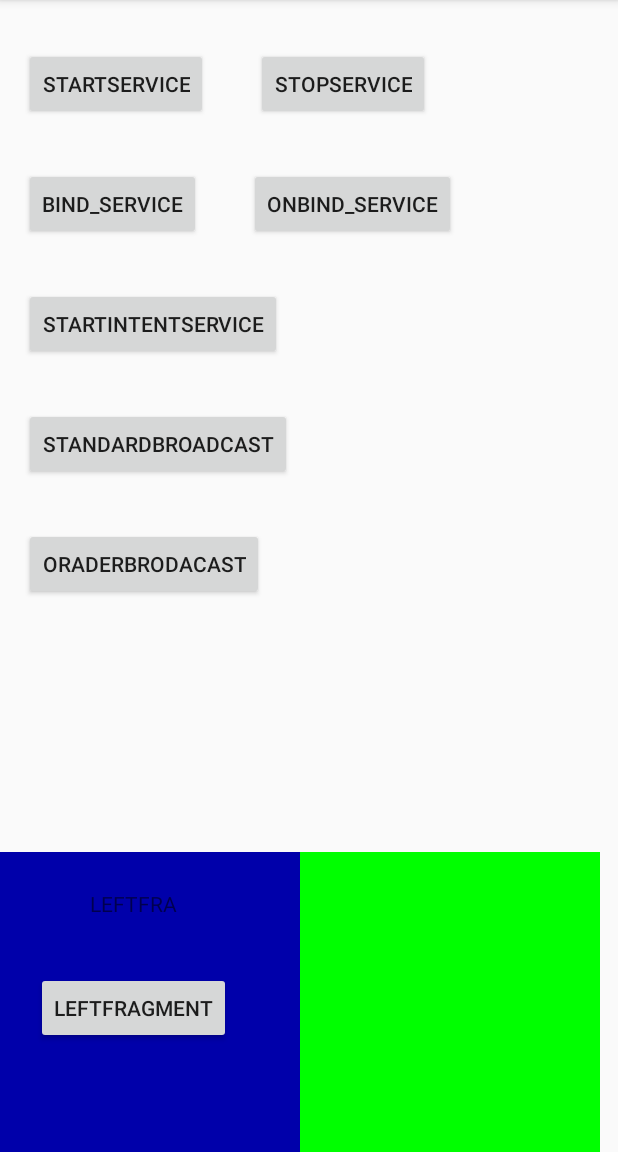
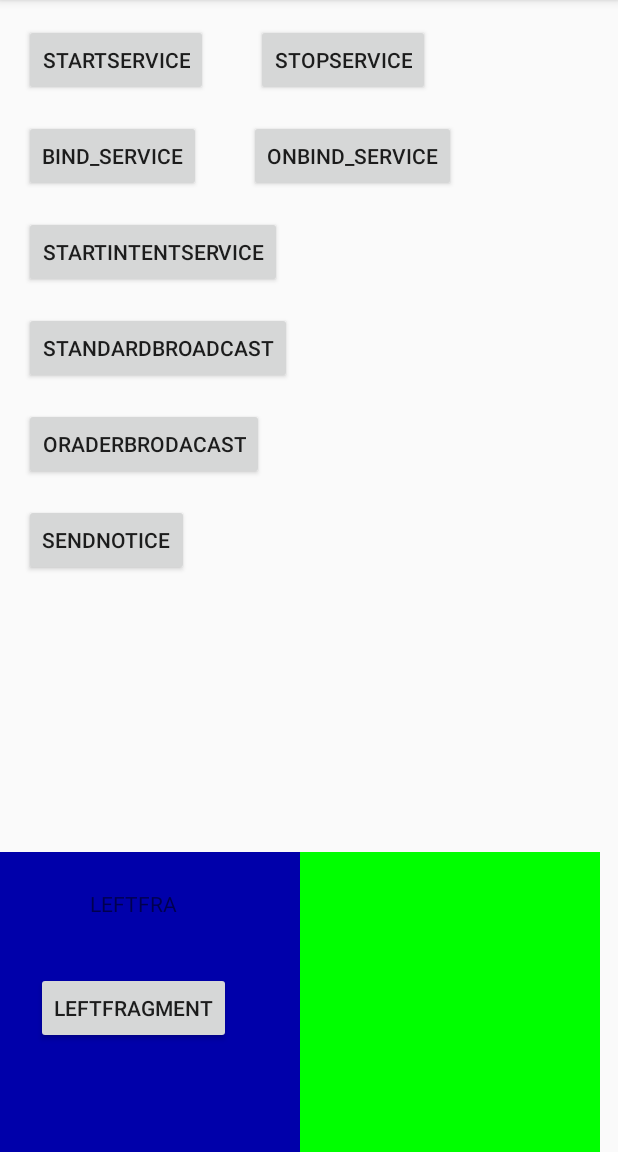
Before and after one commit to haoxiangkaixuea/Work-Two-Week, an Android app: the screen it shows after launch (MainActivity), on a phone screen of 412 x 824 dp, the part 84-1236 px from its top. Run offline under Robolectric (Android 15) with nearby library versions, the phone set to English and light mode, and no system bars.

Commit message:
补交代码三

```diff
--- a/app/src/main/AndroidManifest.xml
+++ b/app/src/main/AndroidManifest.xml
@@ -6,7 +6,9 @@
     <uses-permission android:name="android.permission.ACCESS_NETWORK_STATE" /> <!-- 开机权限 -->
     <uses-permission android:name="android.permission.RECEIVE_BOOT_COMPLETED" /> <!-- 服务通知权限 -->
     <uses-permission android:name="android.permission.FOREGROUND_SERVICE" />
-
+    <!--   震动权限-->
+    <uses-permission android:name="android.permission.VIBRATE" />
+    <!-- 发送广播权限-->
     <permission android:name="wma.permission.broadcast" />
 
     <application
--- a/app/src/main/java/cn/edu/scujcc/worktwoweek/MyBroaodcastReceiver.java
+++ b/app/src/main/java/cn/edu/scujcc/worktwoweek/MyBroaodcastReceiver.java
@@ -12,6 +12,6 @@ public class MyBroaodcastReceiver extends BroadcastReceiver {
         Toast.makeText(context, "received in standreMyBroaodcastReceiver", Toast.LENGTH_SHORT).show();
         Log.d("standre","standreMyBroaodcastReceiver");
         //在onReceive中调用abortBroadcast方法表示截断这条广播，后面的广播接收器无法收到这条广播。
-       //abortBroadcast();
+       abortBroadcast();
     }
 }
--- a/app/src/main/res/layout/activity_main.xml
+++ b/app/src/main/res/layout/activity_main.xml
@@ -50,7 +50,7 @@
         android:layout_width="wrap_content"
         android:layout_height="wrap_content"
         android:layout_marginStart="16dp"
-        android:layout_marginTop="32dp"
+        android:layout_marginTop="16dp"
         android:text="STARTSERVICE"
         app:layout_constraintStart_toStartOf="parent"
         app:layout_constraintTop_toTopOf="parent" />
@@ -68,7 +68,7 @@
         android:id="@+id/bind_service"
         android:layout_width="wrap_content"
         android:layout_height="wrap_content"
-        android:layout_marginTop="32dp"
+        android:layout_marginTop="16dp"
         android:text="Bind_Service"
         app:layout_constraintStart_toStartOf="@+id/startservice"
         app:layout_constraintTop_toBottomOf="@+id/startservice" />
@@ -86,7 +86,7 @@
         android:id="@+id/start_intent_service"
         android:layout_width="wrap_content"
         android:layout_height="wrap_content"
-        android:layout_marginTop="32dp"
+        android:layout_marginTop="16dp"
         android:text="StartIntentService"
         app:layout_constraintStart_toStartOf="@+id/bind_service"
         app:layout_constraintTop_toBottomOf="@+id/bind_service" />
@@ -95,7 +95,7 @@
         android:id="@+id/send_broadcast"
         android:layout_width="wrap_content"
         android:layout_height="wrap_content"
-        android:layout_marginTop="32dp"
+        android:layout_marginTop="16dp"
         android:text="StandardBroadcast"
         app:layout_constraintStart_toStartOf="@+id/start_intent_service"
         app:layout_constraintTop_toBottomOf="@+id/start_intent_service" />
@@ -104,9 +104,18 @@
         android:id="@+id/send_orderbroadcast"
         android:layout_width="wrap_content"
         android:layout_height="wrap_content"
-        android:layout_marginTop="32dp"
+        android:layout_marginTop="16dp"
         android:text="OraderBrodacast"
         app:layout_constraintStart_toStartOf="@+id/send_broadcast"
         app:layout_constraintTop_toBottomOf="@+id/send_broadcast" />
 
+    <Button
+        android:id="@+id/send_notice"
+        android:layout_width="wrap_content"
+        android:layout_height="wrap_content"
+        android:layout_marginTop="16dp"
+        android:text="SENDNOTICE"
+        app:layout_constraintStart_toStartOf="@+id/send_orderbroadcast"
+        app:layout_constraintTop_toBottomOf="@+id/send_orderbroadcast" />
+
 </androidx.constraintlayout.widget.ConstraintLayout>
```
Also changed, not shown: app/src/main/java/cn/edu/scujcc/worktwoweek/MainActivity.java (+9 -3 lines).
